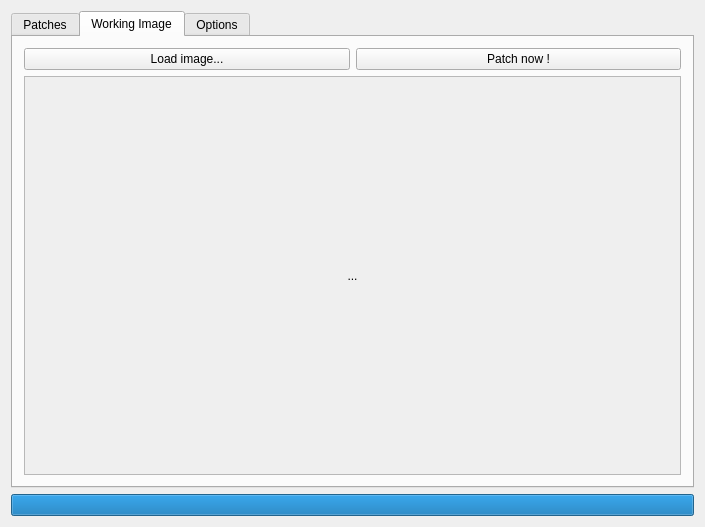
Before: the Qt Designer form widget.ui in antigol/PatchworkImage, drawn with Qt 5.
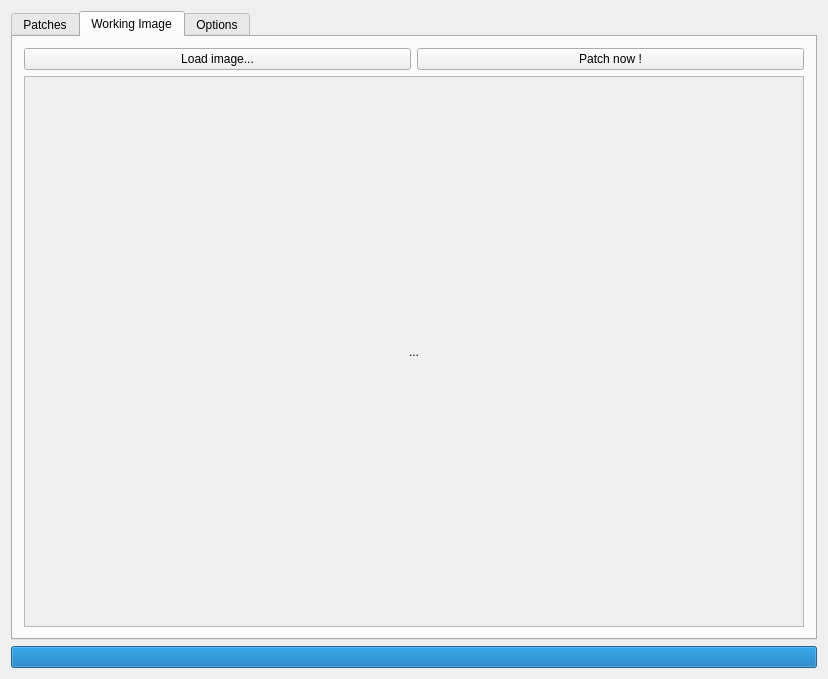
After: the same form once the commit is applied. The open tabs and pages were chosen to show the change. Custom widgets are drawn as their Qt base class.

Patch:
```diff
--- a/widget.ui
+++ b/widget.ui
@@ -6,8 +6,8 @@
    <rect>
     <x>0</x>
     <y>0</y>
-    <width>705</width>
-    <height>527</height>
+    <width>828</width>
+    <height>679</height>
    </rect>
   </property>
   <property name="windowTitle">
@@ -69,8 +69,8 @@
            <rect>
             <x>0</x>
             <y>0</y>
-            <width>583</width>
-            <height>337</height>
+            <width>786</width>
+            <height>542</height>
            </rect>
           </property>
           <layout class="QVBoxLayout" name="verticalLayout_4">
```
